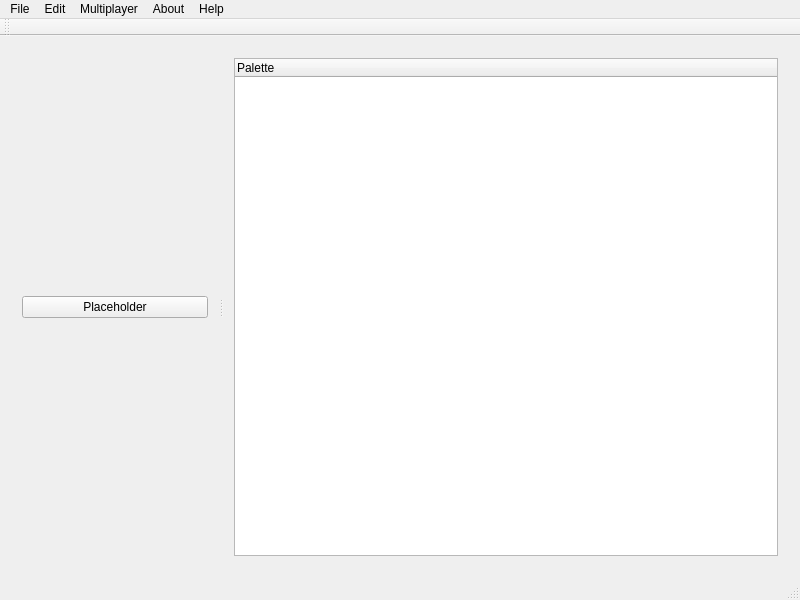
Old version of the form MainWindow.ui in the repository JosefNatanael/ThePhotoEditor.
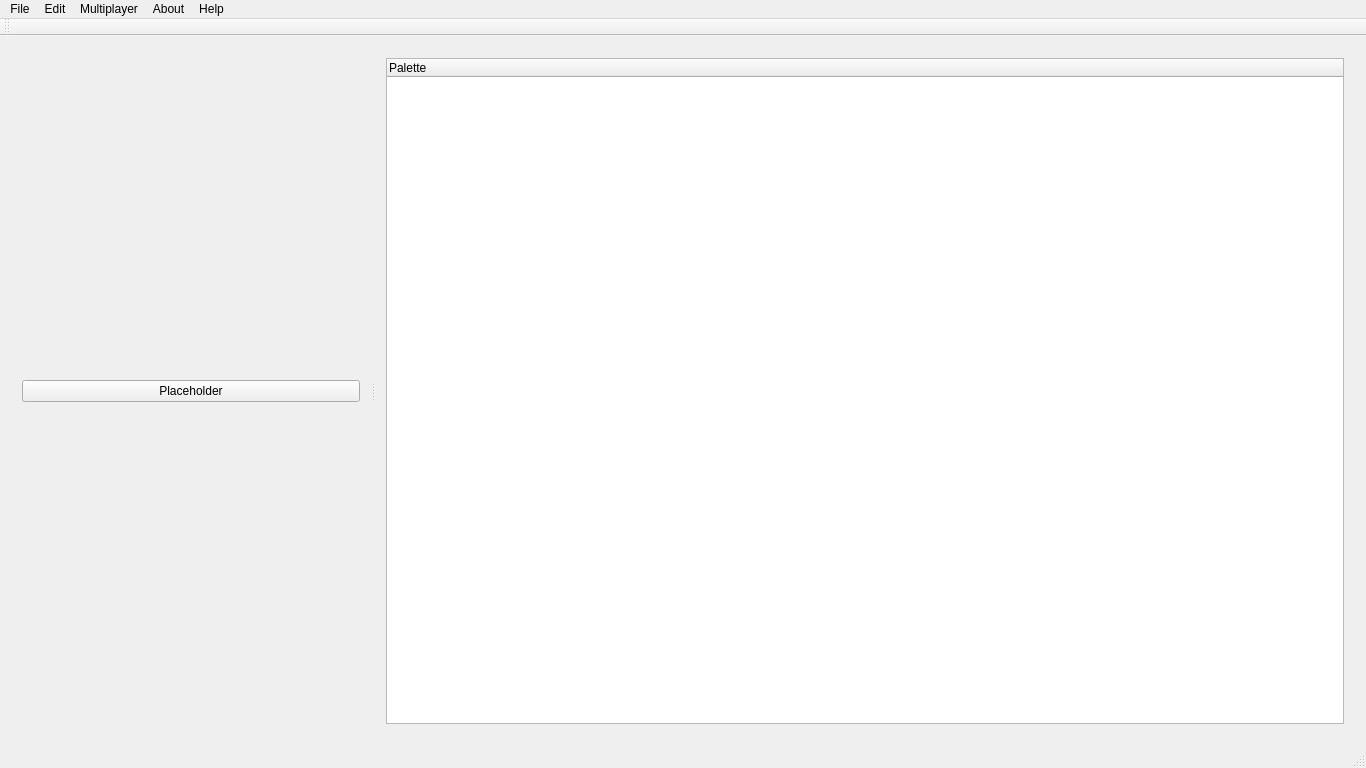
New version of the form. Icons and pictures are not drawn.

```diff
--- a/MainWindow.ui
+++ b/MainWindow.ui
@@ -6,8 +6,8 @@
    <rect>
     <x>0</x>
     <y>0</y>
-    <width>800</width>
-    <height>600</height>
+    <width>1366</width>
+    <height>768</height>
    </rect>
   </property>
   <property name="sizePolicy">
@@ -75,8 +75,8 @@
     <rect>
      <x>0</x>
      <y>0</y>
-     <width>800</width>
-     <height>26</height>
+     <width>1366</width>
+     <height>25</height>
     </rect>
    </property>
    <widget class="QMenu" name="menuFile">
```
